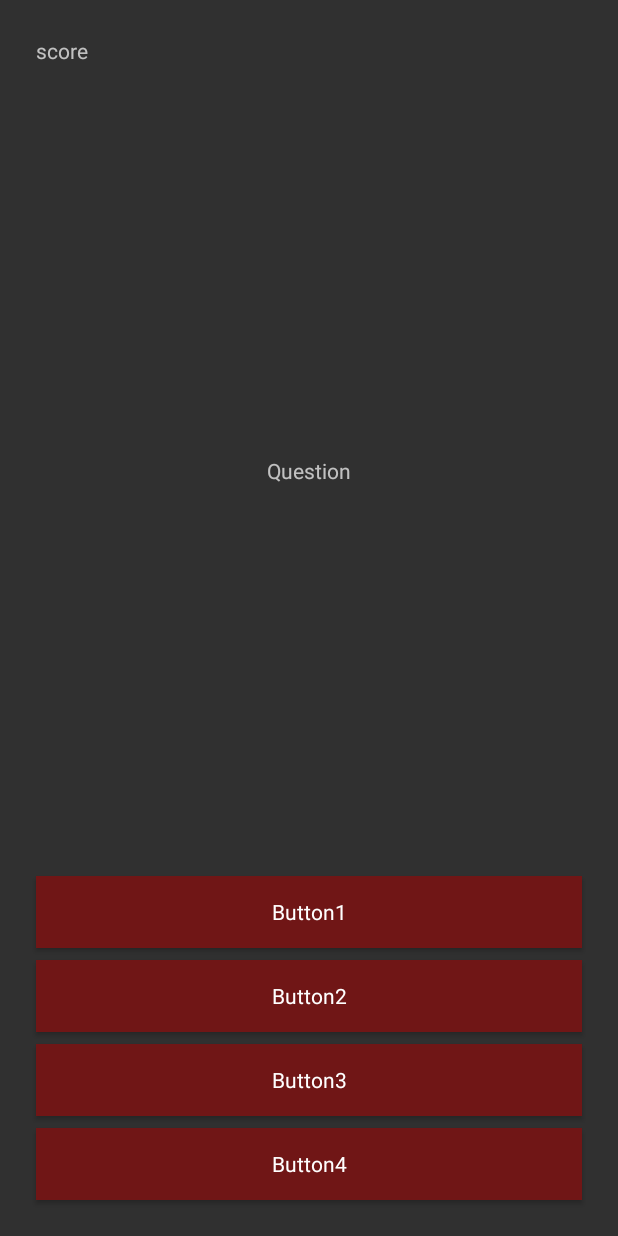
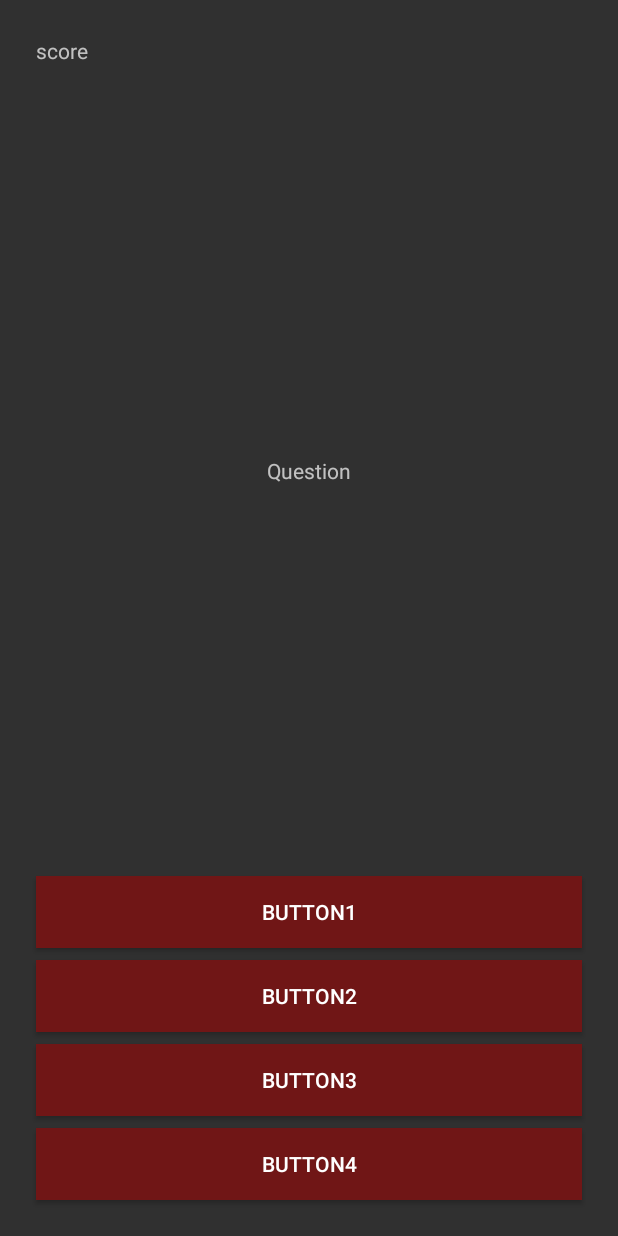
Before and after one commit to zswxwc/2-Lives, an Android app: the layout activity_main.xml on its own in the app's theme, with its tools: preview values and no code run, on a phone screen of 412 x 824 dp. Run offline under Robolectric (Android 15) with nearby library versions, the phone set to English and light mode, and no system bars.

Commit message:
style almost done

```diff
--- a/Questionaires/app/src/main/AndroidManifest.xml
+++ b/Questionaires/app/src/main/AndroidManifest.xml
@@ -8,7 +8,7 @@
         android:label="@string/app_name"
         android:roundIcon="@mipmap/ic_launcher_round"
         android:supportsRtl="true"
-        android:theme="@style/Marines_Dark" >
+        android:theme="@style/Marines_Dark_Theme" >
         <activity android:name=".MainActivity" >
             <intent-filter>
                 <action android:name="android.intent.action.MAIN" />
--- a/Questionaires/app/src/main/res/layout/activity_main.xml
+++ b/Questionaires/app/src/main/res/layout/activity_main.xml
@@ -22,8 +22,7 @@
         app:layout_constraintBottom_toTopOf="@+id/answer2"
         app:layout_constraintEnd_toEndOf="parent"
         app:layout_constraintHorizontal_bias="1.0"
-        app:layout_constraintStart_toStartOf="parent"
-        style="@style/Army_Light"/>
+        app:layout_constraintStart_toStartOf="parent" />
 
     <Button
         android:id="@+id/answer2"
@@ -36,8 +35,7 @@
         android:background="?attr/colorAccent"
         app:layout_constraintBottom_toTopOf="@+id/answer3"
         app:layout_constraintEnd_toEndOf="parent"
-        app:layout_constraintStart_toStartOf="parent"
-        style="@style/Army_Light"/>
+        app:layout_constraintStart_toStartOf="parent" />
 
     <Button
         android:id="@+id/answer3"
@@ -50,8 +48,7 @@
         android:background="?attr/colorAccent"
         app:layout_constraintBottom_toTopOf="@+id/answer4"
         app:layout_constraintEnd_toEndOf="parent"
-        app:layout_constraintStart_toStartOf="parent"
-        style="@style/Army_Light"/>
+        app:layout_constraintStart_toStartOf="parent" />
 
     <Button
         android:id="@+id/answer4"
@@ -66,8 +63,7 @@
         android:background="?attr/colorAccent"
         app:layout_constraintBottom_toBottomOf="parent"
         app:layout_constraintEnd_toEndOf="parent"
-        app:layout_constraintStart_toStartOf="parent"
-        style="@style/Army_Light"/>
+        app:layout_constraintStart_toStartOf="parent" />
 
     <TextView
         android:id="@+id/question"
```
Also changed, not shown: Questionaires/app/src/main/res/values/styles.xml (+14 -11 lines).
